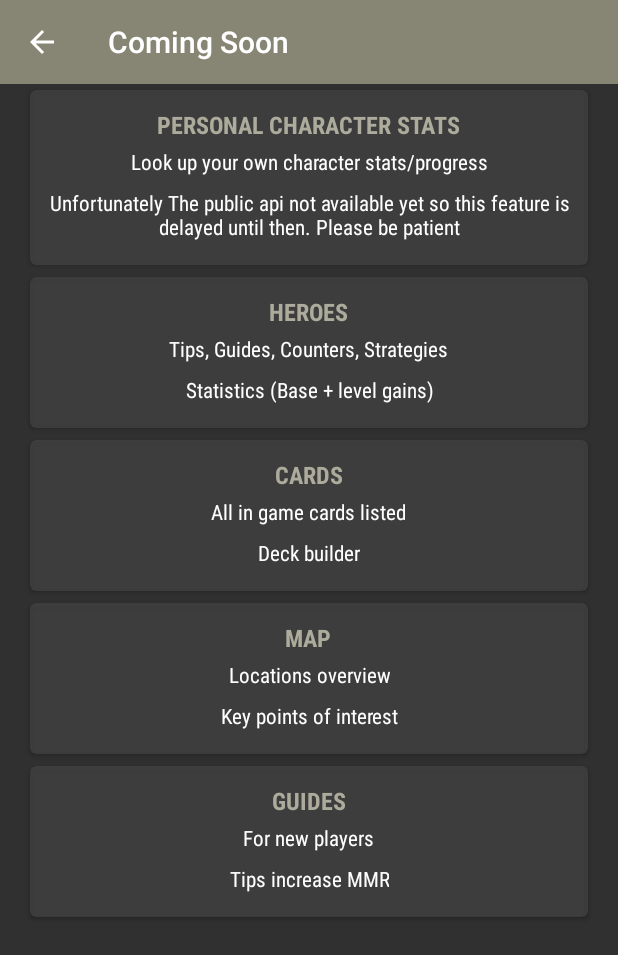
After one commit to mononz/Capstone-Project, an Android app: the Activity_Soon screen opened directly, with no data from a screen before it, on a phone screen of 412 x 824 dp. The commit adds this screen. Shown: the top 955 px of the screen. Run offline under Robolectric (Android 15) with nearby library versions, the phone set to English and light mode, and no system bars; our stand-ins replace ButterKnife; libraries missing offline, so code that uses them is left out: com.facebook.stetho; 2 statements that could not run were skipped.

Commit message:
Added a coming soon page so the users can see what is planned for the app

```diff
--- a/Paradex/app/src/main/AndroidManifest.xml
+++ b/Paradex/app/src/main/AndroidManifest.xml
@@ -35,6 +35,11 @@
         <activity
             android:label="@string/settings_title"
             android:name=".Activity_Settings"
+            android:theme="@style/AppTheme" />
+
+        <activity
+            android:label="@string/coming_soon"
+            android:name=".Activity_Soon"
             android:theme="@style/AppTheme" />
 
         <provider
--- /dev/null
+++ b/Paradex/app/src/main/java/net/mononz/paragon/Activity_Soon.java
@@ -0,0 +1,44 @@
+package net.mononz.paragon;
+
+import android.os.Bundle;
+import android.support.v7.app.AppCompatActivity;
+import android.support.v7.widget.Toolbar;
+import android.view.MenuItem;
+
+import butterknife.Bind;
+import butterknife.ButterKnife;
+
+public class Activity_Soon extends AppCompatActivity {
+
+    @Bind(R.id.toolbar) Toolbar toolbar;
+
+    @Override
+    public void onCreate(Bundle savedInstanceState) {
+        super.onCreate(savedInstanceState);
+        setContentView(R.layout.activity_coming_soon);
+        ButterKnife.bind(this);
+
+        if (toolbar != null) {
+            setSupportActionBar(toolbar);
+            getSupportActionBar().setDisplayHomeAsUpEnabled(true);
+            getSupportActionBar().setHomeButtonEnabled(true);
+        }
+    }
+
+    @Override
+    public boolean onOptionsItemSelected(MenuItem item) {
+        switch (item.getItemId()) {
+            case android.R.id.home:
+                onBackPressed();
+                return true;
+        }
+        return super.onOptionsItemSelected(item);
+    }
+
+    @Override
+    public void onResume() {
+        super.onResume();
+        Paradex.sendScreen(getString(R.string.analytics_screen_soon));
+    }
+
+}
--- a/Paradex/app/src/main/java/net/mononz/paragon/MainActivity.java
+++ b/Paradex/app/src/main/java/net/mononz/paragon/MainActivity.java
@@ -112,9 +112,11 @@ public class MainActivity extends AppCompatActivity implements LoaderManager.Loa
     @Override
     public boolean onOptionsItemSelected(MenuItem item) {
         switch (item.getItemId()) {
+            case R.id.menu_coming_soon:
+                startActivity(new Intent(MainActivity.this, Activity_Soon.class));
+                return true;
             case R.id.menu_disclaimer:
-                Intent i = new Intent(MainActivity.this, Activity_Settings.class);
-                startActivity(i);
+                startActivity(new Intent(MainActivity.this, Activity_Settings.class));
                 return true;
             default:
                 return super.onOptionsItemSelected(item);
--- /dev/null
+++ b/Paradex/app/src/main/res/drawable/ic_soon.xml
@@ -0,0 +1,9 @@
+<vector xmlns:android="http://schemas.android.com/apk/res/android"
+        android:width="24dp"
+        android:height="24dp"
+        android:viewportWidth="24.0"
+        android:viewportHeight="24.0">
+    <path
+        android:fillColor="#FFFFFF"
+        android:pathData="M12,4.5C7,4.5 2.73,7.61 1,12c1.73,4.39 6,7.5 11,7.5s9.27,-3.11 11,-7.5c-1.73,-4.39 -6,-7.5 -11,-7.5zM12,17c-2.76,0 -5,-2.24 -5,-5s2.24,-5 5,-5 5,2.24 5,5 -2.24,5 -5,5zM12,9c-1.66,0 -3,1.34 -3,3s1.34,3 3,3 3,-1.34 3,-3 -1.34,-3 -3,-3z"/>
+</vector>
--- /dev/null
+++ b/Paradex/app/src/main/res/layout/activity_coming_soon.xml
@@ -0,0 +1,168 @@
+<?xml version="1.0" encoding="utf-8"?>
+<LinearLayout xmlns:android="http://schemas.android.com/apk/res/android"
+    android:layout_width="match_parent"
+    android:layout_height="wrap_content"
+    xmlns:app="http://schemas.android.com/apk/res-auto"
+    android:orientation="vertical">
+
+    <android.support.v7.widget.Toolbar
+        android:id="@+id/toolbar"
+        android:layout_width="match_parent"
+        android:layout_height="?attr/actionBarSize"
+        android:background="?attr/colorPrimary"
+        android:theme="@style/AppTheme.AppBarOverlay"
+        app:popupTheme="@style/AppTheme.PopupOverlay" />
+
+    <android.support.v4.widget.NestedScrollView
+        android:layout_width="match_parent"
+        android:layout_height="match_parent"
+        android:paddingLeft="@dimen/activity_horizontal_margin"
+        android:paddingStart="@dimen/activity_horizontal_margin"
+        android:paddingRight="@dimen/activity_horizontal_margin"
+        android:paddingEnd="@dimen/activity_horizontal_margin">
+
+        <LinearLayout
+            android:layout_width="match_parent"
+            android:layout_height="wrap_content"
+            android:orientation="vertical">
+
+            <android.support.v7.widget.CardView
+                android:layout_width="match_parent"
+                android:layout_height="wrap_content"
+                style="@style/CardViewSemiDark">
+
+                <LinearLayout
+                    android:layout_width="match_parent"
+                    android:layout_height="wrap_content"
+                    android:orientation="vertical"
+                    android:paddingBottom="@dimen/default_card_half_padding">
+
+                    <TextView
+                        style="@style/DetailSubhead"
+                        android:text="@string/soon_character" />
+
+                    <TextView
+                        style="@style/DetailBody1"
+                        android:text="@string/soon_character_1" />
+
+                    <TextView
+                        style="@style/DetailBody1"
+                        android:text="@string/soon_character_2" />
+
+                </LinearLayout>
+
+            </android.support.v7.widget.CardView>
+
+            <android.support.v7.widget.CardView
+                android:layout_width="match_parent"
+                android:layout_height="wrap_content"
+                style="@style/CardViewSemiDark">
+
+                <LinearLayout
+                    android:layout_width="match_parent"
+                    android:layout_height="wrap_content"
+                    android:orientation="vertical"
+                    android:paddingBottom="@dimen/default_card_half_padding">
+
+                    <TextView
+                        style="@style/DetailSubhead"
+                        android:text="@string/soon_hero" />
+
+                    <TextView
+                        style="@style/DetailBody1"
+                        android:text="@string/soon_hero_1" />
+
+                    <TextView
+                        style="@style/DetailBody1"
+                        android:text="@string/soon_hero_2" />
+
+                </LinearLayout>
+
+            </android.support.v7.widget.CardView>
+
+            <android.support.v7.widget.CardView
+                android:layout_width="match_parent"
+                android:layout_height="wrap_content"
+                style="@style/CardViewSemiDark">
+
+                <LinearLayout
+                    android:layout_width="match_parent"
+                    android:layout_height="wrap_content"
+                    android:orientation="vertical"
+                    android:paddingBottom="@dimen/default_card_half_padding">
+
+                    <TextView
+                        style="@style/DetailSubhead"
+                        android:text="@string/soon_card" />
+
+                    <TextView
+                        style="@style/DetailBody1"
+                        android:text="@string/soon_card_1" />
+
+                    <TextView
+                        style="@style/DetailBody1"
+                        android:text="@string/soon_card_2" />
+
+                </LinearLayout>
+
+            </android.support.v7.widget.CardView>
+
+            <android.support.v7.widget.CardView
+                android:layout_width="match_parent"
+                android:layout_height="wrap_content"
+                style="@style/CardViewSemiDark">
+
+                <LinearLayout
+                    android:layout_width="match_parent"
+                    android:layout_height="wrap_content"
+                    android:orientation="vertical"
+                    android:paddingBottom="@dimen/default_card_half_padding">
+
+                    <TextView
+                        style="@style/DetailSubhead"
+                        android:text="@string/soon_map" />
+
+                    <TextView
+                        style="@style/DetailBody1"
+                        android:text="@string/soon_map_1" />
+
+                    <TextView
+                        style="@style/DetailBody1"
+                        android:text="@string/soon_map_2" />
+
+                </LinearLayout>
+
+            </android.support.v7.widget.CardView>
+
+            <android.support.v7.widget.CardView
+                android:layout_width="match_parent"
+                android:layout_height="wrap_content"
+                style="@style/CardViewSemiDark">
+
+                <LinearLayout
+                    android:layout_width="match_parent"
+                    android:layout_height="wrap_content"
+                    android:orientation="vertical"
+                    android:paddingBottom="@dimen/default_card_half_padding">
+
+                    <TextView
+                        style="@style/DetailSubhead"
+                        android:text="@string/soon_guides" />
+
+                    <TextView
+                        style="@style/DetailBody1"
+                        android:text="@string/soon_guides_1" />
+
+                    <TextView
+                        style="@style/DetailBody1"
+                        android:text="@string/soon_guides_2" />
+
+                </LinearLayout>
+
+            </android.support.v7.widget.CardView>
+
+        </LinearLayout>
+
+    </android.support.v4.widget.NestedScrollView>
+
+</LinearLayout>
--- a/Paradex/app/src/main/res/menu/main.xml
+++ b/Paradex/app/src/main/res/menu/main.xml
@@ -2,9 +2,14 @@
 <menu xmlns:android="http://schemas.android.com/apk/res/android"
     xmlns:app="http://schemas.android.com/apk/res-auto">
 
+    <item android:id="@+id/menu_coming_soon"
+        android:icon="@drawable/ic_soon"
+        android:title="@string/coming_soon"
+        app:showAsAction="ifRoom" />
+
     <item android:id="@+id/menu_disclaimer"
         android:icon="@drawable/ic_settings"
         android:title="@string/settings_title"
-        app:showAsAction="always" />
+        app:showAsAction="ifRoom" />
 
 </menu>
--- a/Paradex/app/src/main/res/values/strings.xml
+++ b/Paradex/app/src/main/res/values/strings.xml
@@ -60,6 +60,32 @@
     <string name="settings_email_choose">Choose an Email client :</string>
 
 
+    <!-- Coming soon page -->
+
+    <string name="coming_soon">Coming Soon</string>
+
+    <string name="soon_character">Personal Character Stats</string>
+    <string name="soon_character_1">Look up your own character stats/progress</string>
+    <string name="soon_character_2">Unfortunately The public api not available yet so this feature is delayed until then. Please be patient</string>
+
+    <string name="soon_hero">Heroes</string>
+    <string name="soon_hero_1">Tips, Guides, Counters, Strategies</string>
+    <string name="soon_hero_2">Statistics (Base + level gains)</string>
+
+    <string name="soon_card">Cards</string>
+    <string name="soon_card_1">All in game cards listed</string>
+    <string name="soon_card_2">Deck builder</string>
+
+    <string name="soon_map">Map</string>
+    <string name="soon_map_1">Locations overview</string>
+    <string name="soon_map_2">Key points of interest</string>
+
+    <string name="soon_guides">Guides</string>
+    <string name="soon_guides_1">For new players</string>
+    <string name="soon_guides_2">Tips increase MMR</string>
+
+
+
     <!-- Detail Pages -->
 
     <string name="menu_detail_epic">Epic Games</string>
@@ -94,6 +120,7 @@
 
     <string name="analytics_screen_main">Main</string>
     <string name="analytics_screen_settings">Settings</string>
+    <string name="analytics_screen_soon">Coming Soon</string>
     <string name="analytics_screen_detail_">Hero: </string>
 
 
```
Also changed, not shown: 1 other file.
